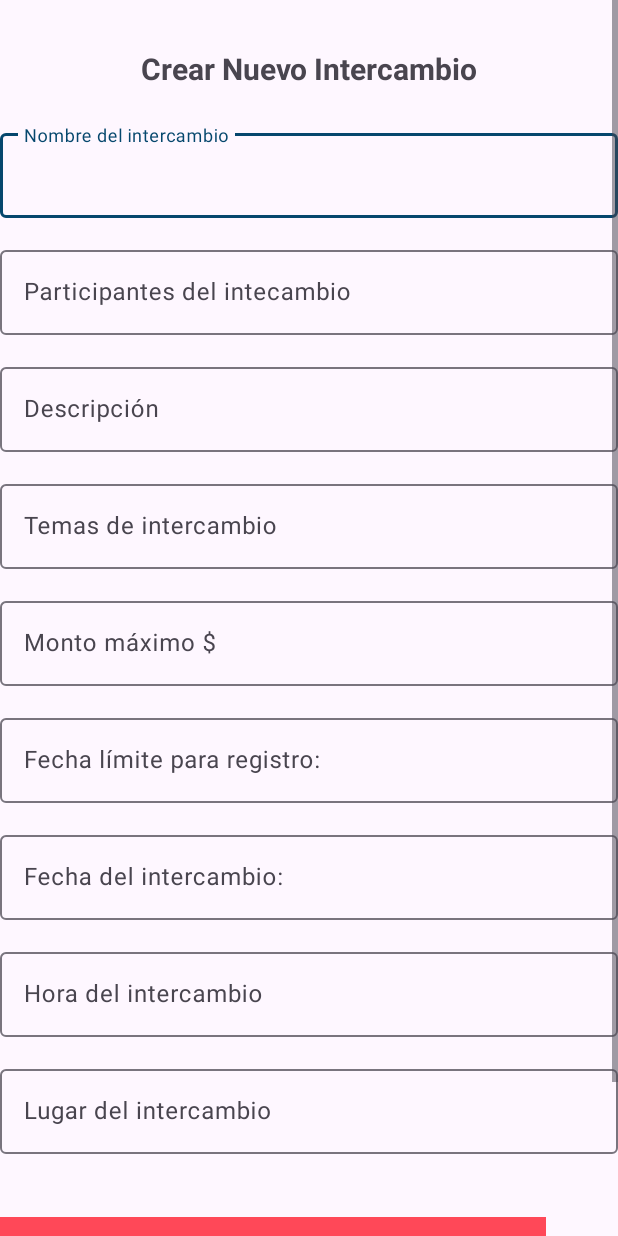
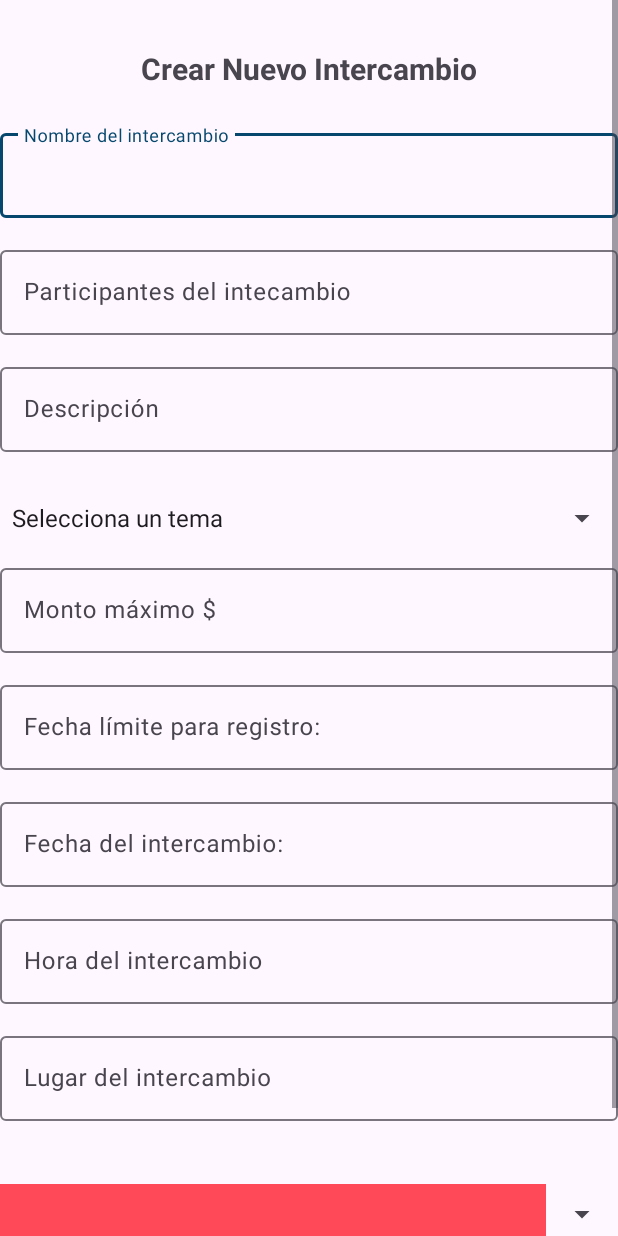
Before and after one commit to AlejandroRiba/AppIntercambiosJR, an Android app: the fragment CrearIntercambioFragment shown on its own in the app's theme, on a phone screen of 412 x 824 dp. Run offline under Robolectric (Android 15) with nearby library versions, the phone set to English and light mode, and no system bars.

Commit message:
Implementación de selección de temas.

```diff
--- /dev/null
+++ b/app/src/main/res/drawable/chip_background.xml
@@ -0,0 +1,6 @@
+<?xml version="1.0" encoding="utf-8"?>
+<shape xmlns:android="http://schemas.android.com/apk/res/android">
+    <solid android:color="@android:color/darker_gray"/>
+    <corners android:radius="16dp"/>
+    <stroke android:color="@android:color/darker_gray" android:width="1dp"/>
+</shape>
--- a/app/src/main/res/drawable/side_nav_bar.xml
+++ b/app/src/main/res/drawable/side_nav_bar.xml
@@ -2,8 +2,8 @@
     android:shape="rectangle">
     <gradient
         android:angle="135"
-        android:centerColor="#009688"
-        android:endColor="#00695C"
-        android:startColor="#4DB6AC"
+        android:centerColor="#05476D"
+        android:endColor="#032F4C"
+        android:startColor="#07648E"
         android:type="linear" />
 </shape>
--- a/app/src/main/res/layout/fragment_perfil.xml
+++ b/app/src/main/res/layout/fragment_perfil.xml
@@ -48,9 +48,7 @@
         app:layout_constraintTop_toBottomOf="@+id/contenedoravatar"
         app:layout_constraintStart_toStartOf="parent"
         app:layout_constraintEnd_toEndOf="parent"
-        android:layout_marginTop="16dp"
-        android:layout_marginStart="30dp"
-        android:layout_marginEnd="30dp">
+        android:layout_marginTop="16dp">
 
         <LinearLayout
             android:layout_width="match_parent"
@@ -86,7 +84,7 @@
                 android:id="@+id/emailTextView"
                 android:layout_width="wrap_content"
                 android:layout_height="wrap_content"
-                android:textSize="22sp"
+                android:textSize="18sp"
                 android:textAlignment="center"
                 android:layout_marginTop="16dp"
                 android:textColor="@android:color/darker_gray"/>
--- a/app/src/main/res/layout/nuevo_intercambio.xml
+++ b/app/src/main/res/layout/nuevo_intercambio.xml
@@ -92,11 +92,19 @@
             app:layout_constraintEnd_toEndOf="parent"
             android:layout_marginTop="16dp">
 
-            <EditText
-                android:id="@+id/edTextTemas"
+            <com.google.android.material.chip.ChipGroup
+                android:id="@+id/chip_group_selected"
                 android:layout_width="match_parent"
                 android:layout_height="wrap_content"
-                android:inputType="text"/>
+                android:background="@drawable/chip_background"
+                app:selectionRequired="false"
+                app:singleSelection="false"/>
+
+            <Spinner
+                android:id="@+id/spinner_themes"
+                android:layout_width="match_parent"
+                android:layout_height="wrap_content"
+                android:layout_marginTop="16dp" />
 
         </com.google.android.material.textfield.TextInputLayout>
 
@@ -235,5 +243,7 @@
             app:layout_constraintEnd_toEndOf="parent"
             android:layout_marginTop="32dp" />
 
+
+
     </androidx.constraintlayout.widget.ConstraintLayout>
 </ScrollView>
--- a/app/src/main/res/values/colors.xml
+++ b/app/src/main/res/values/colors.xml
@@ -4,4 +4,5 @@
     <color name="white">#FFFFFFFF</color>
     <color name="azulPrincipal">#05476D</color>
     <color name="azulClaro">#abb6f7</color>
+    <color name="dialog">#1e286f</color>
 </resources>
--- a/app/src/main/res/values/strings.xml
+++ b/app/src/main/res/values/strings.xml
@@ -32,6 +32,24 @@
         <item>#F5D182</item>
         <item>#EF49FF</item>
     </string-array>
+    <!-- temas para el intercambio  -->
+    <string-array name="themes_array">
+        <item>Selecciona un tema</item>
+        <item>Ropa</item>
+        <item>Libros</item>
+        <item>Tazas</item>
+        <item>Accesorios</item>
+        <item>Deportes</item>
+        <item>Navideño</item>
+        <item>Suéteres</item>
+        <item>Relojes</item>
+        <item>Chocolates</item>
+        <item>Star Wars</item>
+        <item>Harry Potter</item>
+        <item>Marvel</item>
+        <item>Anime</item>
+        <item>Cómputo</item>
+    </string-array>
 
 
 </resources>
--- a/app/src/main/res/values/themes.xml
+++ b/app/src/main/res/values/themes.xml
@@ -2,7 +2,7 @@
     <!-- Base application theme. -->
     <style name="Base.Theme.Intercambios" parent="Theme.Material3.DayNight.NoActionBar">
         <item name="colorPrimary">@color/azulPrincipal</item>
-        <item name="colorSecondary">@color/azulClaro</item>
+        <item name="colorSecondary">@color/dialog</item>
     </style>
 
     <style name="Theme.Intercambios" parent="Base.Theme.Intercambios" />
@@ -18,7 +18,14 @@
         <item name="android:layout_gravity">center</item>
         <item name="android:windowMinWidthMajor">80%</item>
         <item name="android:windowMinWidthMinor">80%</item>
-        <item name="android:textColorPrimary">@color/black</item>
+    </style>
+
+    <style name="CustomChip" parent="Widget.MaterialComponents.Chip.Entry">
+       <item name="chipStrokeColor">@color/azulPrincipal</item>
+        <item name="chipStrokeWidth">2dp</item>
+        <item name="android:textSize">21sp</item>
+        <item name="android:textColor">@color/black</item>
+        <item name="backgroundColor">@color/azulClaro</item>
     </style>
 
     <style name="Theme.Intercambios.AppBarOverlay" parent="ThemeOverlay.AppCompat.Dark.ActionBar" />
```
Also changed, not shown: app/src/main/java/com/example/intercambios/data/models/Intercambio.kt (+14 -2 lines), app/src/main/java/com/example/intercambios/data/models/Participante.kt (added, +9 -0 lines), app/src/main/java/com/example/intercambios/ui/intercambio/CrearIntercambioFragment.kt (+74 -20 lines).
